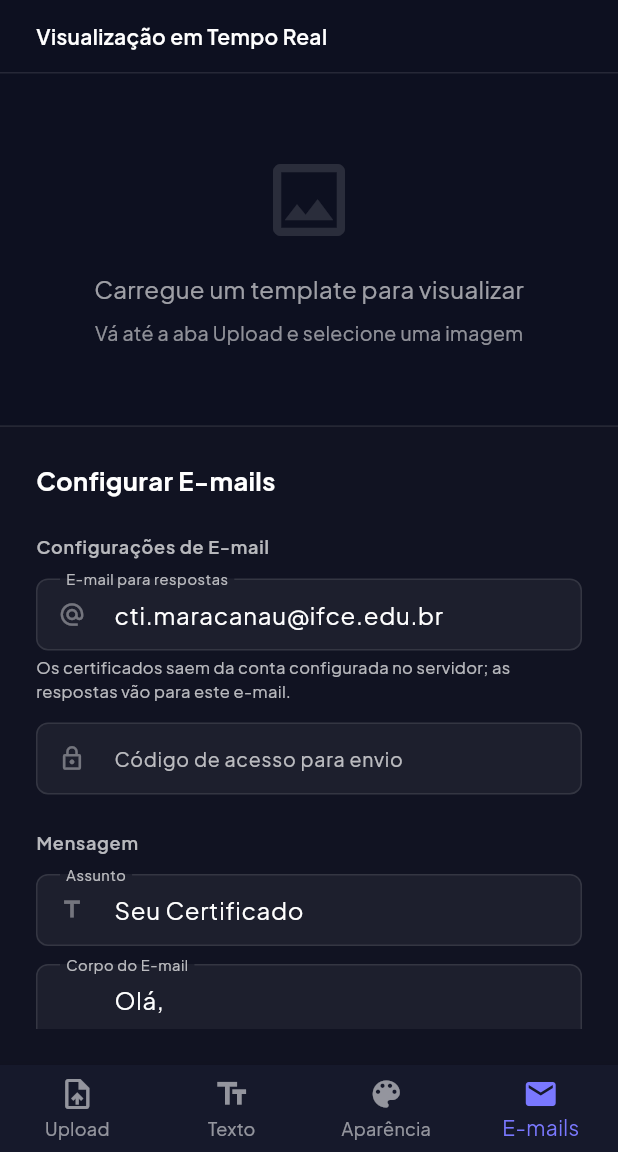
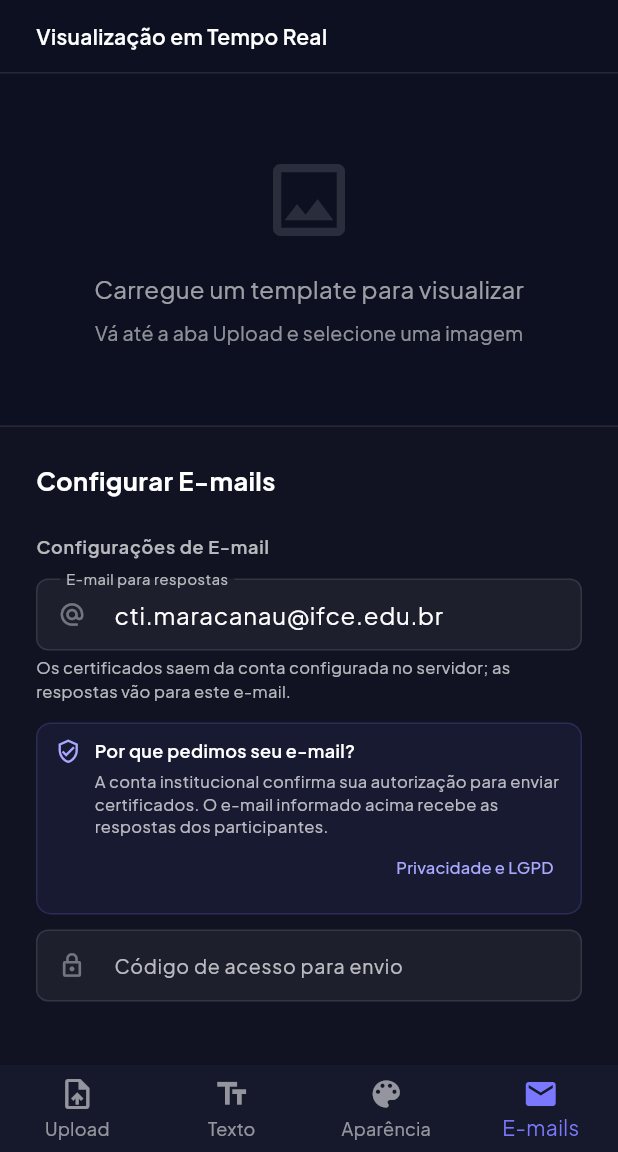
Before and after one commit to c1c3ru/CertiFeasy, a Flutter app: the screen it shows after launch, item 4 of the bottom bar chosen, on a phone screen of 412 x 824 dp, the part 84-1236 px from its top. Run offline on Flutter 3.47's test engine with Material 3 defaults, Android fonts, the phone set to English and light mode, and no system bars; our stand-ins replace csv, file_picker, flutter_bloc, flutter_modular, google_fonts, google_sign_in and 4 more; missing offline and left inert: dart:js_interop, desktop_drop, excel_plus, google_sign_in_web.

Commit message:
fix(auth): login Google voluntário e transparência sobre dados (LGPD)
Remove One Tap automático, inicializa Google apenas na aba E-mails, adiciona aviso compacto sobre finalidade e tratamento de dados; remove persistência das configurações e limpa credenciais legadas, reduz logs com PII e cobre novos comportamentos com testes.

```diff
--- a/lib/core/services/email_service.dart
+++ b/lib/core/services/email_service.dart
@@ -76,7 +76,7 @@ class EmailService {
         kind: EmailFailureKind.technical,
       );
     } catch (e) {
-      debugPrint('Failed to send email to $toEmail: $e');
+      debugPrint('Falha de conexão com o serviço de e-mail.');
       return const EmailSendResult(
         error: 'sem conexão com o servidor (confira a internet)',
         kind: EmailFailureKind.technical,
@@ -92,7 +92,7 @@ class EmailService {
       final decoded = jsonDecode(response.body);
       if (decoded is Map && decoded['error'] is String) message = decoded['error'];
     } catch (_) {}
-    debugPrint('Failed to send email to $toEmail: ${response.statusCode} - $message');
+    debugPrint('Envio de e-mail recusado pelo servidor (HTTP ${response.statusCode}).');
     return EmailSendResult(error: message, kind: classifyStatus(response.statusCode, message));
   }
 
--- a/lib/core/services/google_auth/google_auth_stub.dart
+++ b/lib/core/services/google_auth/google_auth_stub.dart
@@ -8,3 +8,6 @@ Future<bool> initGoogleAuth(void Function(GoogleSession? session) onSessionChang
 Widget googleSignInButton() => const SizedBox.shrink();
 
 Future<void> googleSignOut() async {}
+
+/// Fora da web não existe listener de autenticação.
+void detachGoogleAuthListener() {}
--- a/lib/core/services/preferences_service.dart
+++ b/lib/core/services/preferences_service.dart
@@ -1,36 +1,25 @@
 import 'package:shared_preferences/shared_preferences.dart';
 
+/// Limpa preferências antigas com dados de e-mail.
+///
+/// O CertiFeasy não persiste mais informações de envio no navegador.
+/// Versões anteriores salvavam inclusive o código de acesso em texto simples;
+/// esse legado é apagado na inicialização e nunca é restaurado.
 class PreferencesService {
+  PreferencesService._();
 
-  static const String _senderEmail = 'sender_email';
-  static const String _emailAccessCode = 'email_access_code';
-  static const String _emailSubject = 'email_subject';
-  static const String _emailBody = 'email_body';
-  static const String _emailColumn = 'email_column';
+  static const _legacyEmailKeys = [
+    'sender_email',
+    'email_access_code',
+    'email_subject',
+    'email_body',
+    'email_column',
+  ];
 
-  static Future<void> saveEmailConfig({
-    required String senderEmail,
-    required String accessCode,
-    required String subject,
-    required String body,
-    required String emailColumn,
-  }) async {
+  static Future<void> clearLegacyEmailConfig() async {
     final prefs = await SharedPreferences.getInstance();
-    await prefs.setString(_senderEmail, senderEmail);
-    await prefs.setString(_emailAccessCode, accessCode);
-    await prefs.setString(_emailSubject, subject);
-    await prefs.setString(_emailBody, body);
-    await prefs.setString(_emailColumn, emailColumn);
-  }
-
-  static Future<Map<String, String>> loadEmailConfig() async {
-    final prefs = await SharedPreferences.getInstance();
-    return {
-      'senderEmail': prefs.getString(_senderEmail) ?? '',
-      'accessCode': prefs.getString(_emailAccessCode) ?? '',
-      'subject': prefs.getString(_emailSubject) ?? 'Seu Certificado',
-      'body': prefs.getString(_emailBody) ?? 'Olá,\n\nSegue em anexo o seu certificado.\n\nAtenciosamente,\nEquipe',
-      'emailColumn': prefs.getString(_emailColumn) ?? 'email',
-    };
+    for (final key in _legacyEmailKeys) {
+      await prefs.remove(key);
+    }
   }
 }
--- a/lib/modules/generator/pages/generator_page.dart
+++ b/lib/modules/generator/pages/generator_page.dart
@@ -23,6 +23,7 @@ import '../widgets/rich_text_editor.dart';
 import '../widgets/email_recipient_column_selector.dart';
 import '../widgets/email_report_dialog.dart';
 import '../widgets/participant_academic_fields.dart';
+import '../widgets/email_privacy_notice.dart';
 
 // ─── Paleta de cores disponíveis para o texto do certificado ───────────────
 const _colorOptions = [
@@ -65,13 +66,13 @@ class _GeneratorPageState extends State<GeneratorPage> with TickerProviderStateM
       TextEditingController(text: 'Informações adicionais do verso...');
 
   bool _isEditingBack = false;
+  bool _googleAuthInitializationRequested = false;
 
   @override
   void initState() {
     super.initState();
     _bloc = BlocProvider.of<GeneratorBloc>(context);
     _bloc.add(LoadFilesEvent());
-    _initGoogleSignIn();
     _panelAnimController = AnimationController(
       vsync: this,
       duration: const Duration(milliseconds: 220),
@@ -82,6 +83,7 @@ class _GeneratorPageState extends State<GeneratorPage> with TickerProviderStateM
 
   @override
   void dispose() {
+    detachGoogleAuthListener();
     _textTemplateController.dispose();
     _backTextTemplateController.dispose();
     _panelAnimController.dispose();
@@ -224,6 +226,12 @@ class _GeneratorPageState extends State<GeneratorPage> with TickerProviderStateM
     if (_currentTab != index) {
       _panelAnimController.forward(from: 0);
       setState(() => _currentTab = index);
+      // Apenas entrar na aba E-mails prepara o botão do Google.
+      // Nenhum diálogo ou sessão é iniciado ao abrir a aplicação.
+      if (index == 3 && !_googleAuthInitializationRequested) {
+        _googleAuthInitializationRequested = true;
+        _initGoogleSignIn();
+      }
     }
   }
 
@@ -615,11 +623,16 @@ class _GeneratorPageState extends State<GeneratorPage> with TickerProviderStateM
           email: latest?.email ?? '',
           idToken: latest?.idToken ?? '',
         ));
-    final available = await initGoogleAuth((session) {
-      latest = session;
-      if (mounted) publish();
-    });
-    if (available && mounted) publish();
+    try {
+      final available = await initGoogleAuth((session) {
+        latest = session;
+        if (mounted) publish();
+      });
+      if (available && mounted) publish();
+    } catch (error) {
+      // Uma falha de configuração não pode abrir pop-ups nem travar o app.
+      debugPrint('Não foi possível preparar o login do Google: $error');
+    }
   }
 
   /// Login com Google (quando o servidor oferece) ou o código de acesso antigo.
@@ -703,6 +716,8 @@ class _GeneratorPageState extends State<GeneratorPage> with TickerProviderStateM
           style: TextStyle(color: Colors.white70, fontSize: 11),
         ),
         const SizedBox(height: 12),
+        const EmailPrivacyNotice(),
+        const SizedBox(height: 10),
         _buildEmailAuth(state),
         const SizedBox(height: 24),
 
--- /dev/null
+++ b/lib/modules/generator/widgets/email_privacy_notice.dart
@@ -0,0 +1,111 @@
+import 'package:flutter/material.dart';
+
+/// Aviso compacto sobre a finalidade do login e o fluxo de dados no envio.
+/// Não bloqueia o usuário com modal nem implica consentimento automático.
+class EmailPrivacyNotice extends StatefulWidget {
+  const EmailPrivacyNotice({super.key});
+
+  @override
+  State<EmailPrivacyNotice> createState() => _EmailPrivacyNoticeState();
+}
+
+class _EmailPrivacyNoticeState extends State<EmailPrivacyNotice> {
+  bool _expanded = false;
+
+  @override
+  Widget build(BuildContext context) {
+    return Container(
+      key: const Key('email-privacy-notice'),
+      padding: const EdgeInsets.symmetric(horizontal: 12, vertical: 10),
+      decoration: BoxDecoration(
+        color: const Color(0xFF7A78FF).withValues(alpha: 0.07),
+        borderRadius: BorderRadius.circular(10),
+        border: Border.all(
+          color: const Color(0xFF7A78FF).withValues(alpha: 0.18),
+        ),
+      ),
+      child: Column(
+        crossAxisAlignment: CrossAxisAlignment.start,
+        children: [
+          Row(
+            crossAxisAlignment: CrossAxisAlignment.start,
+            children: [
+              const Icon(
+                Icons.verified_user_outlined,
+                color: Color(0xFFAAA8FF),
+                size: 17,
+              ),
+              const SizedBox(width: 9),
+              const Expanded(
+                child: Column(
+                  crossAxisAlignment: CrossAxisAlignment.start,
+                  children: [
+                    Text(
+                      'Por que pedimos seu e-mail?',
+                      style: TextStyle(
+                        color: Colors.white,
+                        fontWeight: FontWeight.w600,
+                        fontSize: 12,
+                      ),
+                    ),
+                    SizedBox(height: 4),
+                    Text(
+                      'A conta institucional confirma sua autorização para '
+                      'enviar certificados. O e-mail informado acima recebe '
+                      'as respostas dos participantes.',
+                      style: TextStyle(
+                        color: Colors.white70,
+                        fontSize: 11,
+                        height: 1.4,
+                      ),
+                    ),
+                  ],
+                ),
+              ),
+            ],
+          ),
+          Align(
+            alignment: Alignment.centerRight,
+            child: TextButton(
+              key: const Key('email-privacy-details-toggle'),
+              onPressed: () => setState(() => _expanded = !_expanded),
+              style: TextButton.styleFrom(
+                foregroundColor: const Color(0xFFAAA8FF),
+                visualDensity: VisualDensity.compact,
+                padding: const EdgeInsets.symmetric(horizontal: 6),
+              ),
+              child: Text(
+                _expanded ? 'Mostrar menos' : 'Privacidade e LGPD',
+                style: const TextStyle(fontSize: 11),
+              ),
+            ),
+          ),
+          if (_expanded)
+            const Padding(
+              key: Key('email-privacy-details'),
+              padding: EdgeInsets.only(top: 2, bottom: 4),
+              child: Text(
+                'O CertiFeasy não mantém cadastro de participantes nem '
+                'cópias das planilhas e dos certificados em banco de dados '
+                'da aplicação. Os campos ficam em memória durante a sessão '
+                'e não são salvos nas preferências do navegador. '
+                'Para realizar o envio, o endereço do destinatário, '
+                'a mensagem e o PDF são transmitidos ao servidor e ao '
+                'Gmail, que processa e pode conservar mensagens e registros '
+                'do serviço. O login com Google só ocorre quando você '
+                'escolher entrar. O tratamento é limitado à finalidade '
+                'de emissão e envio dos certificados, observando os '
+                'princípios de finalidade, necessidade e transparência '
+                'da LGPD.',
+                style: TextStyle(
+                  color: Colors.white70,
+                  fontSize: 11,
+                  height: 1.5,
+                ),
+              ),
+            ),
+        ],
+      ),
+    );
+  }
+}
```
Also changed, not shown: lib/core/services/google_auth/google_auth_web.dart (+8 -5 lines), lib/modules/generator/blocs/generator_bloc.dart (+23 -36 lines), 6 other files.
